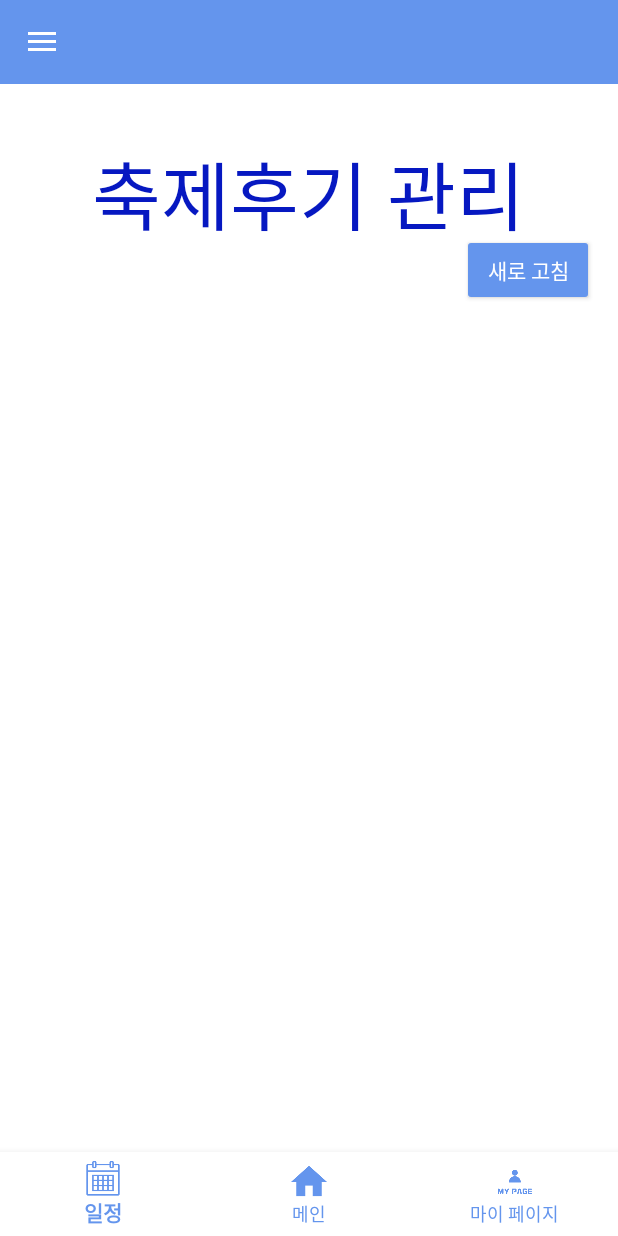
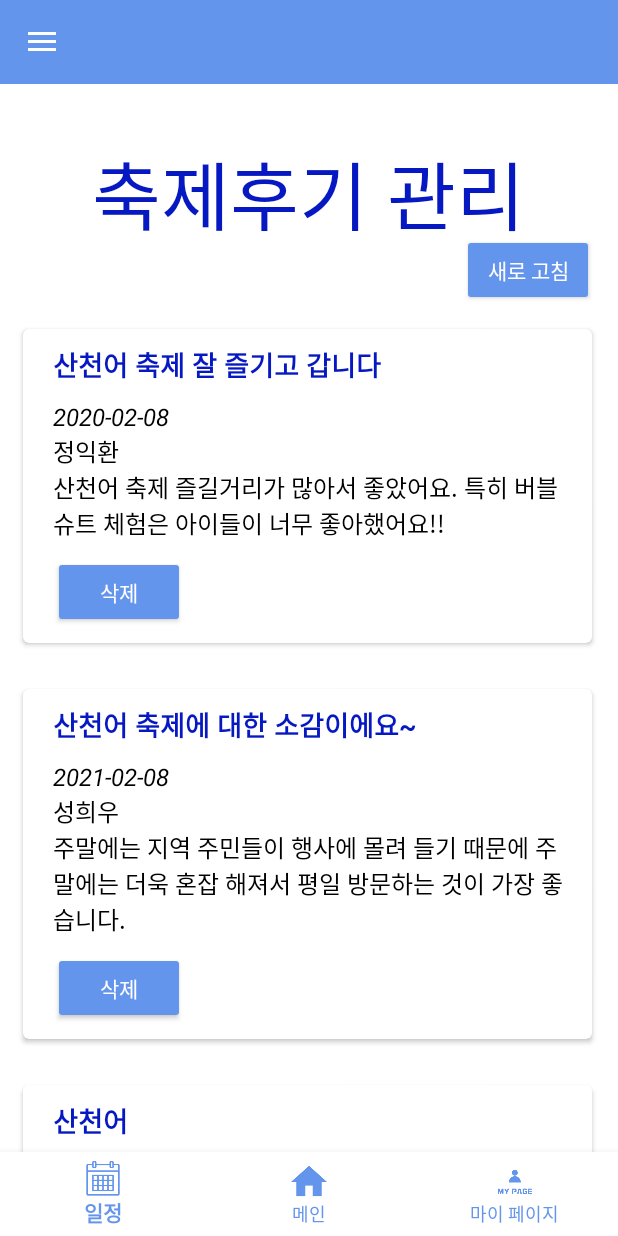
Before and after one commit to usbledv3/KocoaProject, an Android app: the fragment ShwFifthFragment placed in its activity, on a phone screen of 412 x 824 dp. Run offline under Robolectric (Android 15) with nearby library versions, the phone set to English and light mode, and no system bars.

Commit message:
'22.11.14.01:51

```diff
--- a/app/src/main/java/lx/com/kocoa/ShwFifthFragment.kt
+++ b/app/src/main/java/lx/com/kocoa/ShwFifthFragment.kt
@@ -33,6 +33,19 @@ class ShwFifthFragment : Fragment() {
         reviewAdapter = ReviewAdapter()
         binding.SHWFestreviewList.adapter = reviewAdapter
 
+        reviewAdapter?.apply {
+
+            this.items.add(ReviewData("산천어 축제 잘 즐기고 갑니다", "2020-02-08", "정익환",
+                "산천어 축제 즐길거리가 많아서 좋았어요. 특히 버블 슈트 체험은 아이들이 너무 좋아했어요!!"))
+
+            this.items.add(ReviewData("산천어 축제에 대한 소감이에요~", "2021-02-08", "성희우",
+                "주말에는 지역 주민들이 행사에 몰려 들기 때문에 주말에는 더욱 혼잡 해져서 평일 방문하는 것이 가장 좋습니다."))
+
+            this.items.add(ReviewData("산천어", "2021-01-02", "김주희",
+                "사전 예약시스템으로 미리 예약을 하고 가니까 인기 많은 산천어 맨손잡기 체험을 바로 해볼 수 있어서 좋았습니다."))
+
+        }
+
         //늘렀을때 화면 이동
         reviewAdapter?.listener = object:OnReviewItemClickListener{
             override fun onItemClick(holder: ReviewAdapter.ViewHolder?, view: View?, position: Int) {
--- a/app/src/main/java/lx/com/kocoa/ShwFirstFragment.kt
+++ b/app/src/main/java/lx/com/kocoa/ShwFirstFragment.kt
@@ -59,10 +59,10 @@ class ShwFirstFragment : Fragment() {
         binding.festPassList.adapter = festAdapter
 
         //들어가는지 확인용 -> 들어가는거 확인됨
-//        festAdapter?.apply {
-//            this.items.add(FestManagerData("축제이름1", "패스종류예시1","패스적용범위예시1","패스기간예시1"))
-//            this.items.add(FestManagerData("축제이름2", "패스종류예시2","패스적용범위예시2","패스기간예시2"))
-//        }
+        festAdapter?.apply {
+            this.items.add(FestManagerData("축제이름1", "패스종류예시1","패스적용범위예시1","패스기간예시1"))
+            this.items.add(FestManagerData("축제이름2", "패스종류예시2","패스적용범위예시2","패스기간예시2")) //들어가는 화면 보류 ( data 안맞음 )
+        }
 
         festAdapter?.listener = object:OnFestInforItemClickListener{
             override fun onItemClick(holder: FestAdapter.ViewHolder?, view: View?, position: Int) {
--- a/app/src/main/res/layout/fragment_shwfifth.xml
+++ b/app/src/main/res/layout/fragment_shwfifth.xml
@@ -6,15 +6,6 @@
     android:layout_height="match_parent"
     android:background="#FFFFFF"
     tools:context=".ShwFirstFragment">
-
-    <androidx.recyclerview.widget.RecyclerView
-        android:id="@+id/SHWFestreviewList"
-        android:layout_width="0dp"
-        android:layout_height="0dp"
-        app:layout_constraintBottom_toBottomOf="parent"
-        app:layout_constraintEnd_toEndOf="parent"
-        app:layout_constraintStart_toStartOf="parent"
-        app:layout_constraintTop_toBottomOf="@+id/refreshReviewButton" />
 
     <TextView
         android:id="@+id/textView"
@@ -42,4 +33,28 @@
         app:layout_constraintStart_toStartOf="parent"
         app:layout_constraintTop_toTopOf="parent" />
 
+    <ScrollView
+        android:layout_width="0dp"
+        android:layout_height="0dp"
+        app:layout_constraintBottom_toBottomOf="parent"
+        app:layout_constraintEnd_toEndOf="parent"
+        app:layout_constraintStart_toStartOf="parent"
+        app:layout_constraintTop_toBottomOf="@+id/refreshReviewButton">
+
+        <androidx.constraintlayout.widget.ConstraintLayout
+            android:layout_width="match_parent"
+            android:layout_height="match_parent">
+
+            <androidx.recyclerview.widget.RecyclerView
+                android:id="@+id/SHWFestreviewList"
+                android:layout_width="410dp"
+                android:layout_height="582dp"
+                app:layout_constraintBottom_toBottomOf="parent"
+                app:layout_constraintEnd_toEndOf="parent"
+                app:layout_constraintHorizontal_bias="0.0"
+                app:layout_constraintStart_toStartOf="parent"
+                app:layout_constraintTop_toTopOf="parent" />
+        </androidx.constraintlayout.widget.ConstraintLayout>
+    </ScrollView>
+
 </androidx.constraintlayout.widget.ConstraintLayout>
```
